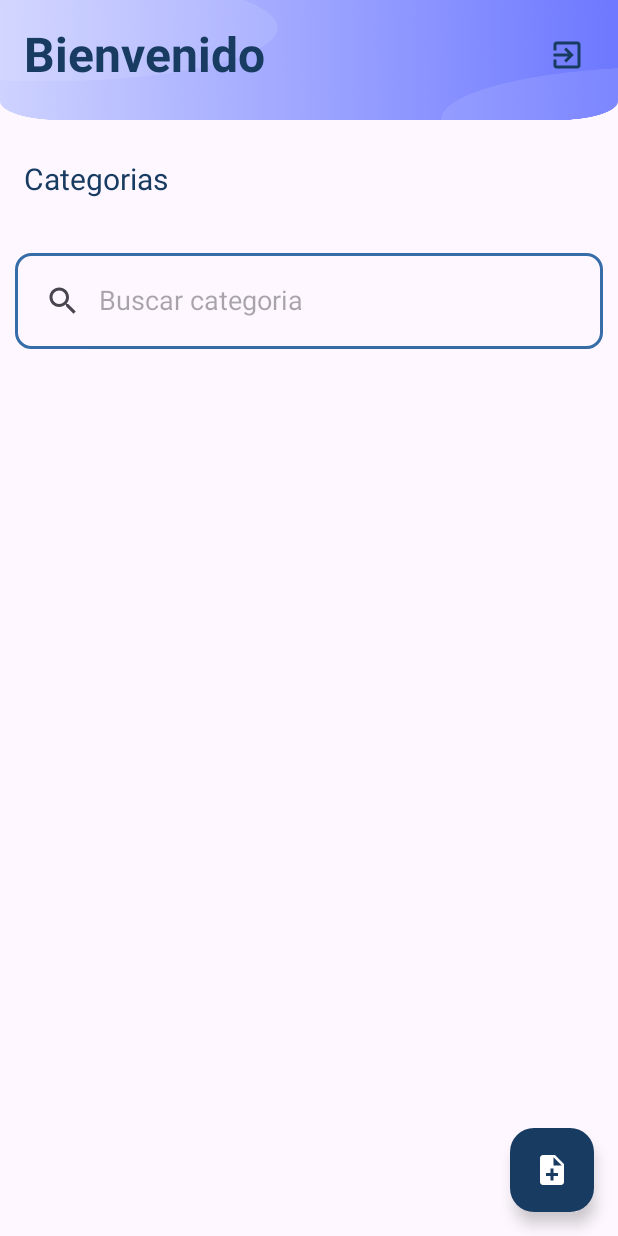
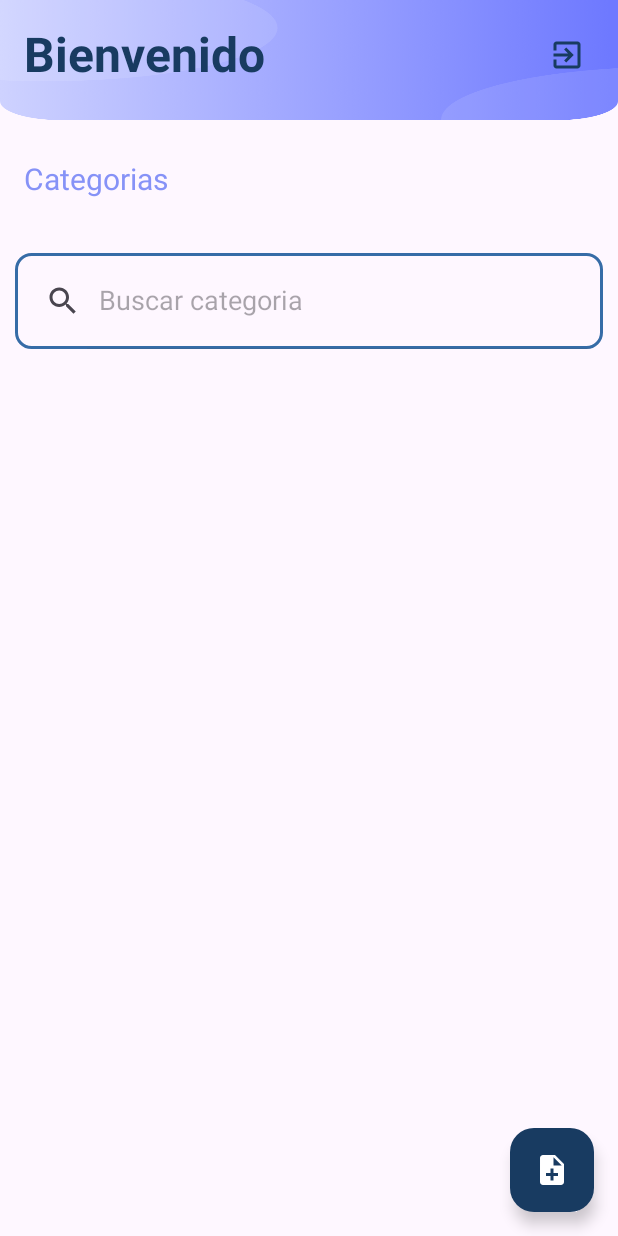
Before and after one commit to adonay-rv/PersonalCosts, an Android app: the MainActivity screen opened directly, with no data from a screen before it, on a phone screen of 412 x 824 dp. Run offline under Robolectric (Android 15) with nearby library versions, the phone set to English and light mode, and no system bars.

Commit message:
Commit prueba

```diff
--- a/app/src/main/res/layout/activity_main.xml
+++ b/app/src/main/res/layout/activity_main.xml
@@ -47,7 +47,7 @@
         android:id="@+id/category"
         android:text="Categorias"
         android:textSize="20sp"
-        android:textColor="@color/colordarkprimary"
+        android:textColor="@color/lavender"
         android:layout_below="@+id/title_bar_layout"
         android:padding="16dp">
 
```
